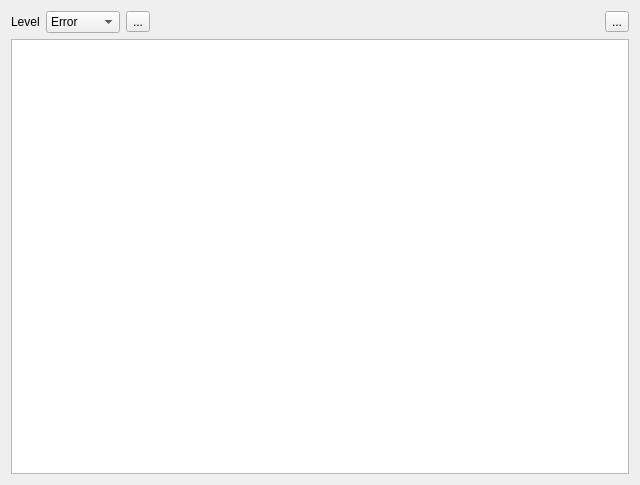
Old version of the form widgets/logpanel.ui in the repository Rolisteam/rolisteam.
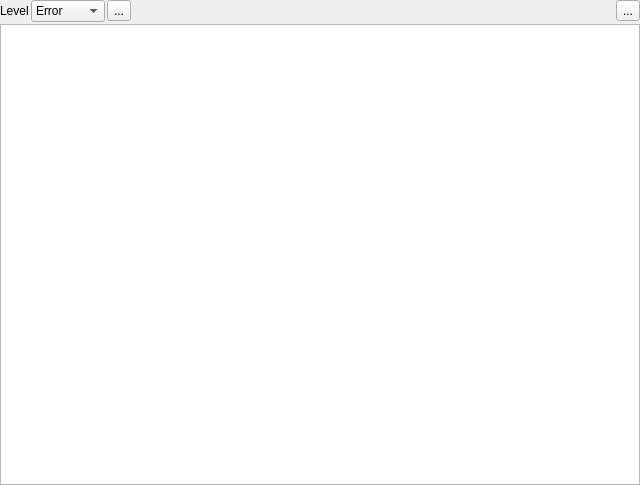
New version of the form. Icons and pictures are not drawn.

Commit message: remove marges

What changed in the file:
```diff
--- a/widgets/logpanel.ui
+++ b/widgets/logpanel.ui
@@ -14,6 +14,21 @@
    <string>Form</string>
   </property>
   <layout class="QVBoxLayout" name="verticalLayout">
+   <property name="spacing">
+    <number>2</number>
+   </property>
+   <property name="leftMargin">
+    <number>0</number>
+   </property>
+   <property name="topMargin">
+    <number>0</number>
+   </property>
+   <property name="rightMargin">
+    <number>0</number>
+   </property>
+   <property name="bottomMargin">
+    <number>0</number>
+   </property>
    <item>
     <layout class="QHBoxLayout" name="horizontalLayout">
      <item>
```
Left out of the diff: 3 changed lines with no effect on the pictures.
